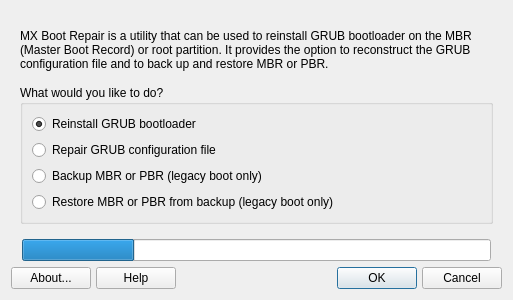
First picture: the form in mxbootrepair.ui, repository darthnoob/mx-bootrepair, before the edit.
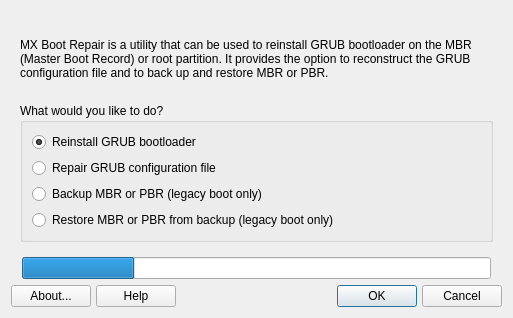
Second picture: the form after the edit. The open tabs and pages were chosen to show the change. Icons and pictures are not drawn.

The edit to the form file:
```diff
--- a/mxbootrepair.ui
+++ b/mxbootrepair.ui
@@ -7,7 +7,7 @@
     <x>0</x>
     <y>0</y>
     <width>513</width>
-    <height>300</height>
+    <height>318</height>
    </rect>
   </property>
   <property name="sizePolicy">
@@ -363,6 +363,12 @@
      </property>
      <item row="0" column="0">
       <widget class="QPushButton" name="buttonAbout">
+       <property name="sizePolicy">
+        <sizepolicy hsizetype="Minimum" vsizetype="Fixed">
+         <horstretch>0</horstretch>
+         <verstretch>0</verstretch>
+        </sizepolicy>
+       </property>
        <property name="toolTip">
         <string>About this application</string>
        </property>
@@ -410,7 +416,7 @@
      <item row="0" column="1">
       <widget class="QPushButton" name="buttonHelp">
        <property name="sizePolicy">
-        <sizepolicy hsizetype="Minimum" vsizetype="Preferred">
+        <sizepolicy hsizetype="Minimum" vsizetype="Fixed">
          <horstretch>0</horstretch>
          <verstretch>0</verstretch>
         </sizepolicy>
@@ -433,7 +439,7 @@
      <item row="0" column="6">
       <widget class="QPushButton" name="buttonOk">
        <property name="sizePolicy">
-        <sizepolicy hsizetype="Minimum" vsizetype="Minimum">
+        <sizepolicy hsizetype="Minimum" vsizetype="Fixed">
          <horstretch>0</horstretch>
          <verstretch>0</verstretch>
         </sizepolicy>
@@ -461,6 +467,12 @@
      </item>
      <item row="0" column="8">
       <widget class="QPushButton" name="buttonCancel">
+       <property name="sizePolicy">
+        <sizepolicy hsizetype="Minimum" vsizetype="Fixed">
+         <horstretch>0</horstretch>
+         <verstretch>0</verstretch>
+        </sizepolicy>
+       </property>
        <property name="toolTip">
         <string>Cancel any changes then quit</string>
        </property>
```
Left out of the diff: 24 changed lines with no effect on the pictures.
